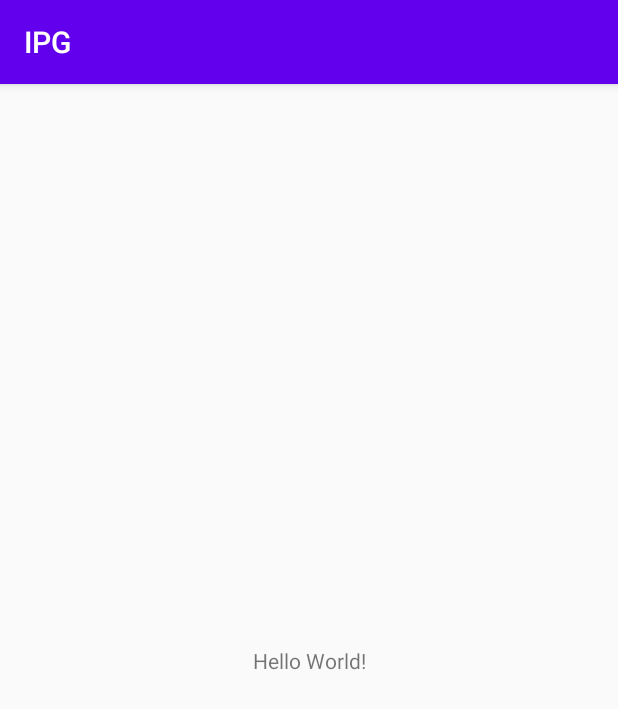
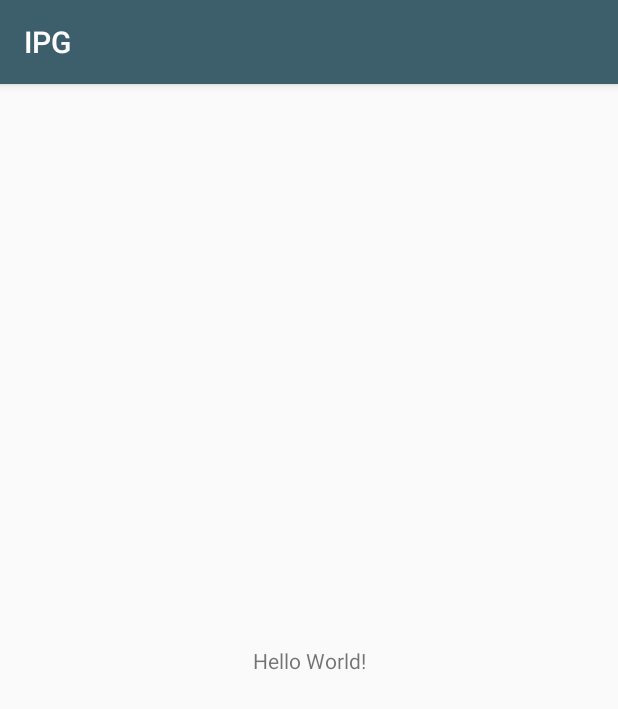
Before and after one commit to VagnerBomJesus/IPG, an Android app: the screen it shows after launch (MainActivity), on a phone screen of 412 x 824 dp. Shown: the top 709 px of the screen. Run offline under Robolectric (Android 15) with nearby library versions, the phone set to English and light mode, and no system bars.

Commit message:
definir as cores
defiir as cores que irei usar na aplicação

```diff
--- a/app/src/main/res/values/colors.xml
+++ b/app/src/main/res/values/colors.xml
@@ -1,6 +1,11 @@
 <?xml version="1.0" encoding="utf-8"?>
 <resources>
-    <color name="colorPrimary">#6200EE</color>
-    <color name="colorPrimaryDark">#3700B3</color>
-    <color name="colorAccent">#03DAC5</color>
+    <color name="colorPrimary">#3d5f6c</color>
+    <color name="colorPrimaryDark">#3d5f6c</color>
+    <color name="colorFundo">#ebf2ff</color>
+    <color name="colorAccent">#D81B60</color>
+    <color name="colorWhite">#FFFFFF</color>
+    <color name="black_splashScreen">#1f1f1d</color>
+    <color name="lightGrayColor">#fafafa</color>
+    <color name="whiteColor">#fff</color>
 </resources>
```
